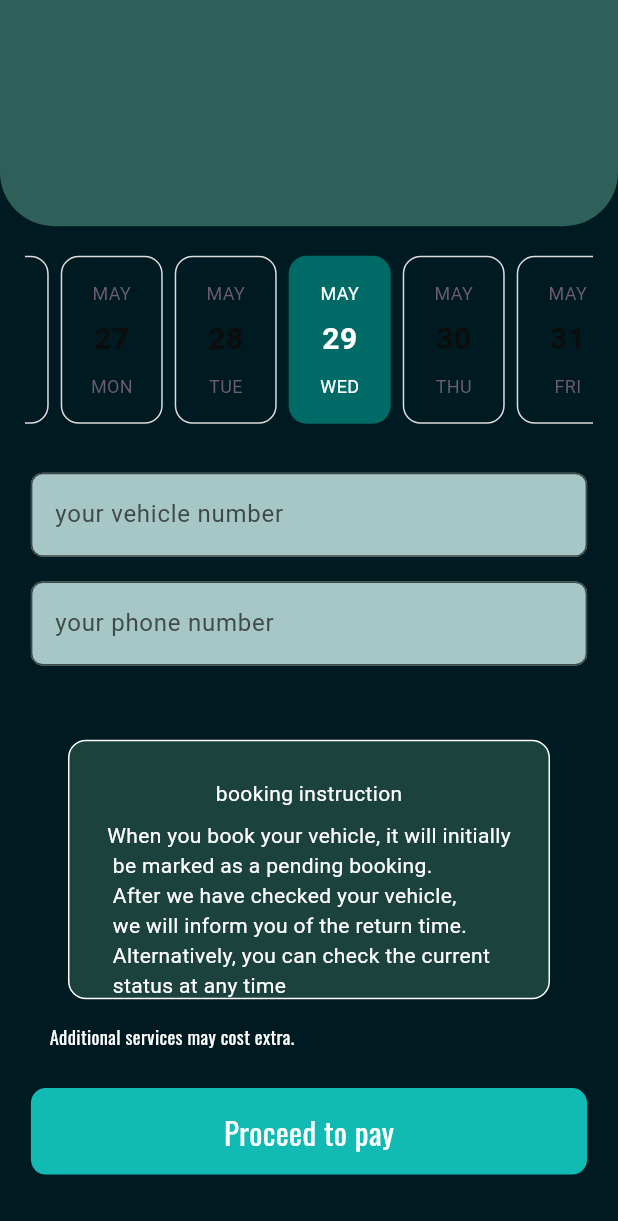
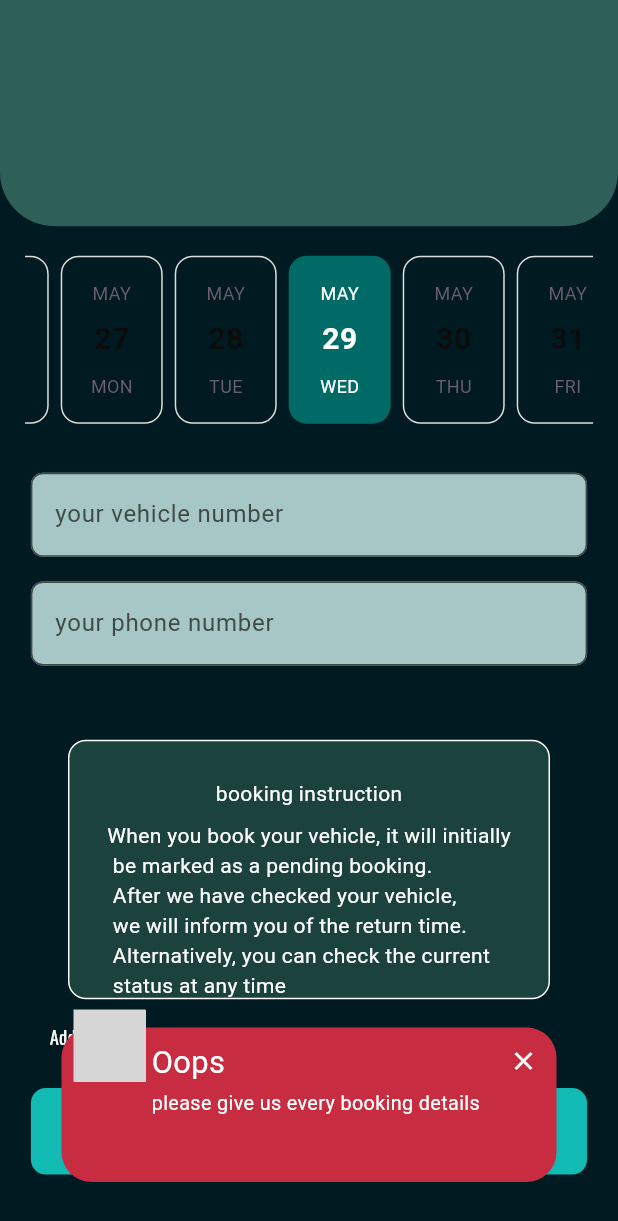
Before and after one commit to sayedadinan/vehicanich_user, a Flutter app: the BookingScreen screen opened directly with empty values, scrolled down 147 dp, after a tap on "Proceed to pay", on a phone screen of 412 x 824 dp. Shown: the top 1221 px of the screen. Run offline on Flutter 3.47's test engine with Material 3 defaults, Android fonts, the phone set to English and light mode, and no system bars; drawn by our look-alikes of awesome_snackbar_content, easy_date_timeline; our stand-ins replace bloc, cached_network_image, carousel_slider, cloud_firestore, connectivity_plus, firebase_auth and 15 more; missing offline and left inert: flutter_animated_loadingkit, flutter_stripe; accounts and stored records are empty; grey boxes are pictures that could not be loaded.

Commit message:
added success snackbars and success screens

```diff
--- a/lib/blocs/booking_blocs/booking_bloc/booking_state.dart
+++ b/lib/blocs/booking_blocs/booking_bloc/booking_state.dart
@@ -16,3 +16,17 @@ final class BookingInitial extends BookingState {
       required super.isPending,
       required super.isCompleted});
 }
+
+class BookingError extends BookingState {
+  BookingError(
+      {required super.isStarted,
+      required super.isPending,
+      required super.isCompleted});
+}
+
+class BookingSuccess extends BookingState {
+  BookingSuccess(
+      {required super.isStarted,
+      required super.isPending,
+      required super.isCompleted});
+}
--- a/lib/screens/booking_screen.dart/booking_screen.dart
+++ b/lib/screens/booking_screen.dart/booking_screen.dart
@@ -3,19 +3,18 @@ import 'package:flutter/material.dart';
 import 'package:flutter_bloc/flutter_bloc.dart';
 import 'package:vehicanich/blocs/booking_blocs/booking_bloc/booking_bloc.dart';
 import 'package:vehicanich/blocs/offDay_bloc/bloc/offday_bloc.dart';
-import 'package:vehicanich/blocs/payment_blocs/bloc/payment_bloc.dart';
 import 'package:vehicanich/utils/app_colors.dart';
 import 'package:vehicanich/utils/app_custom_appbar.dart';
 import 'package:vehicanich/utils/app_custom_button.dart';
 import 'package:vehicanich/utils/app_sizedbox.dart';
 import 'package:vehicanich/utils/app_textfields.dart';
 import 'package:vehicanich/utils/app_textvalidators.dart';
-import 'package:vehicanich/utils/bottom_navigation/bottom_navigation.dart';
 import 'package:vehicanich/utils/mediaquery.dart';
 import 'package:vehicanich/widgets/details_widget/widget_arrangements/additional_text.dart';
 import 'package:vehicanich/widgets/details_widget/widget_arrangements/booking_instruction.dart';
 import 'package:vehicanich/widgets/details_widget/widget_arrangements/custom_text.dart';
 import 'package:vehicanich/widgets/details_widget/details_text.dart';
+import 'package:vehicanich/widgets/my_bookings/booking_snack_bar.dart';
 
 // ignore: must_be_immutable
 class BookingScreen extends StatefulWidget {
@@ -42,7 +41,7 @@ class _BookingScreenState extends State<BookingScreen> {
   TextEditingController vehiclenumberController = TextEditingController();
   TextEditingController userbookingphoneController = TextEditingController();
   final GlobalKey<FormState> bookingKey = GlobalKey<FormState>();
-  late DateTime selectingdate;
+  DateTime? selectingdate;
 
   @override
   Widget build(BuildContext context) {
@@ -55,13 +54,21 @@ class _BookingScreenState extends State<BookingScreen> {
           appbartext: widget.servicename,
         ),
       ),
-      body: BlocProvider(
-        create: (context) => PaymentBloc(),
-        child: BlocBuilder<PaymentBloc, PaymentState>(
+      body: BlocListener<BookingBloc, BookingState>(
+        listener: (context, state) {
+          if (state is BookingError) {
+            showErrorSnackBar(
+                context, 'something went wrong, please try again');
+          }
+          if (state is BookingSuccess) {
+            showSuccessSnackBar(context, 'Booking successful');
+          }
+        },
+        child: BlocBuilder<BookingBloc, BookingState>(
           builder: (context, state) {
-            if (state is PaymentSuccess) {}
             return SingleChildScrollView(
               child: Form(
+                key: bookingKey,
                 child: Column(
                   children: [
                     const CustomSizedBoxHeight(0.05),
@@ -119,29 +126,26 @@ class _BookingScreenState extends State<BookingScreen> {
                     CustomButton(
                         color: Myappallcolor().buttonforgroundcolor,
                         function: () {
-                          // ignore: unnecessary_null_comparison
-
-                          // if (bookingKey.currentState.validate()) {
+                          if (selectingdate != null) {
+                            if (bookingKey.currentState!.validate()) {
                               context
-                              .read<PaymentBloc>()
-                              .add(PaymentButtonPressed(amount: '100.0'));
-                          context.read<BookingBloc>().add(BookingbuttonPressed(
+                                  .read<BookingBloc>()
+                                  .add(BookingbuttonPressed(
                                     context: context,
                                     bookingKey: bookingKey,
                                     shopphonenumber: widget.phonenumber,
-                                datepicked: selectingdate,
+                                    datepicked: selectingdate!,
                                     vehiclenumbercontroller:
                                         vehiclenumberController.text,
                                     userphonenumbercontroller:
                                         userbookingphoneController.text,
                                     servicename: widget.servicename,
                                   ));
-                          Navigator.of(context).pushAndRemoveUntil(
-                            MaterialPageRoute(
-                                builder: (context) => BottomBar()),
-                            (Route<dynamic> route) => false,
-                          );
-                          // }
+                            }
+                          } else {
+                            showErrorSnackBar(context,
+                                'please give us every booking details');
+                          }
                         },
                         text: 'Proceed to pay',
                         fontSize: 0.05,
--- a/lib/screens/success_screen/success_screen.dart
+++ b/lib/screens/success_screen/success_screen.dart
@@ -23,7 +23,7 @@ class SuccessScreen extends StatelessWidget {
     return Scaffold(
       backgroundColor: Myappallcolor().appbackgroundcolor,
       body: const Center(
-        child: AppText(text: 'Success', size: 0.09),
+        child: AppText(text: 'Your payment Successfull', size: 0.09),
       ),
     );
   }
--- /dev/null
+++ b/lib/widgets/my_bookings/booking_snack_bar.dart
@@ -0,0 +1,36 @@
+import 'package:awesome_snackbar_content/awesome_snackbar_content.dart';
+import 'package:flutter/material.dart';
+
+void showErrorSnackBar(BuildContext context, String message) {
+  final snackBar = SnackBar(
+    padding: const EdgeInsets.all(26),
+    elevation: 0,
+    behavior: SnackBarBehavior.floating,
+    backgroundColor: Colors.transparent,
+    content: AwesomeSnackbarContent(
+      title: 'Oops',
+      message: message,
+      contentType: ContentType.failure,
+    ),
+  );
+  ScaffoldMessenger.of(context)
+    ..hideCurrentSnackBar()
+    ..showSnackBar(snackBar);
+}
+
+void showSuccessSnackBar(BuildContext context, String message) {
+  final snackBar = SnackBar(
+    padding: const EdgeInsets.all(26),
+    elevation: 0,
+    behavior: SnackBarBehavior.floating,
+    backgroundColor: Colors.transparent,
+    content: AwesomeSnackbarContent(
+      title: 'Yyohh',
+      message: message,
+      contentType: ContentType.success,
+    ),
+  );
+  ScaffoldMessenger.of(context)
+    ..hideCurrentSnackBar()
+    ..showSnackBar(snackBar);
+}
--- a/pubspec.yaml
+++ b/pubspec.yaml
@@ -77,8 +77,8 @@ flutter:
     - assets/images/urban-967.png
     - assets/images/add photo.jpg
     - assets/images/ad photo.jpg
-    - assets/images/icons8-no-internet-connection-78.png
     - assets/images/nonetworkImage.png
+    - assets/images/successtickimage.png
   # An image asset can refer to one or more resolution-specific "variants", see
   # https://flutter.dev/assets-and-images/#resolution-aware
 
```
Also changed, not shown: lib/blocs/booking_blocs/booking_bloc/booking_bloc.dart (+17 -21 lines), lib/screens/user_profile.dart/user_profile_screen.dart (+6 -14 lines), lib/widgets/home_screen_widgets/photo_slider_widget.dart (+5 -3 lines), assets/images/icons8-no-internet-connection-78.png (deleted), assets/images/successtickimage.png (added). Lines whose indentation alone changed are shown as unchanged.
